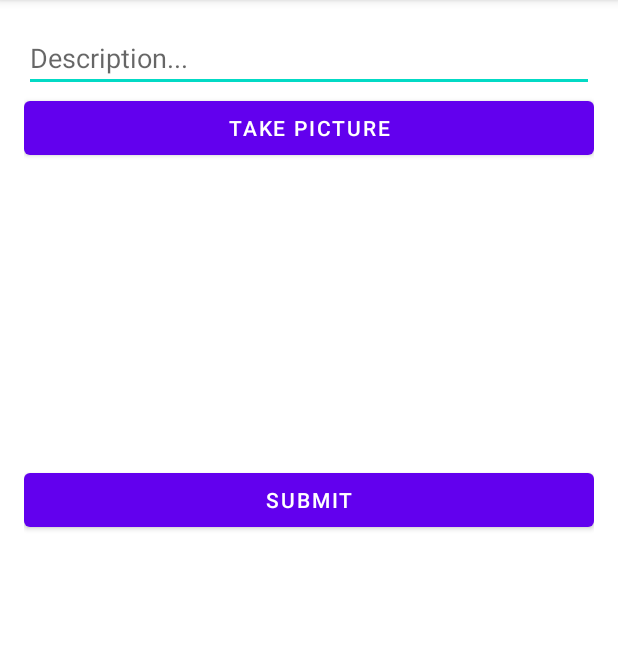
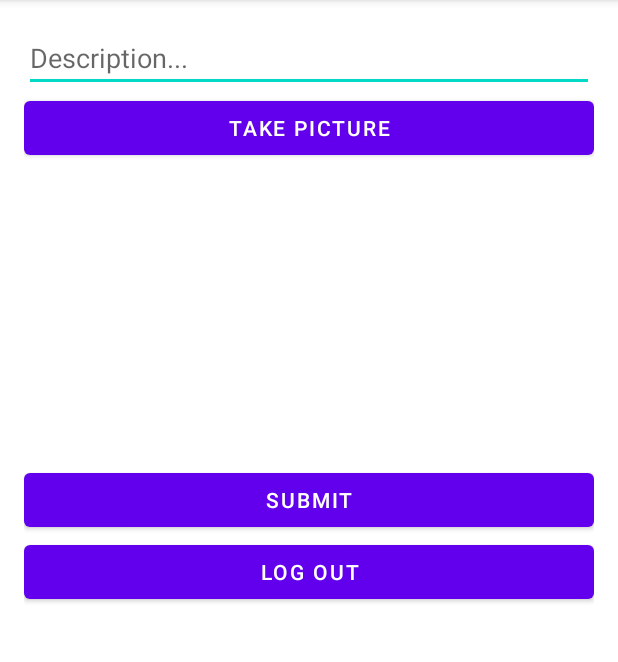
Before and after one commit to DaniDoesDev/ParstagramA, an Android app: the MainActivity screen opened directly, with no data from a screen before it, on a phone screen of 412 x 824 dp, the part 84-746 px from its top. Run offline under Robolectric (Android 15) with nearby library versions, the phone set to English and light mode, and no system bars; libraries missing offline, so code that uses them is left out: com.parse.

Commit message:
Users can now log out using the logout button

```diff
--- a/app/src/main/java/com/example/parstagrama/MainActivity.java
+++ b/app/src/main/java/com/example/parstagrama/MainActivity.java
@@ -38,6 +38,7 @@ public class MainActivity extends AppCompatActivity {
     private Button btnSubmit;
     private File photoFile;
     public String photoFileName = "photo.jpg";
+    private Button btnLogout;
 
     @Override
     protected void onCreate(Bundle savedInstanceState) {
@@ -48,11 +49,22 @@ public class MainActivity extends AppCompatActivity {
         btnCaptureImage = findViewById(R.id.btnCaptureImage);
         ivPostImage = findViewById(R.id.ivPostImage);
         btnSubmit = findViewById(R.id.btnSubmit);
+        btnLogout = findViewById(R.id.btnLogout);
 
         btnCaptureImage.setOnClickListener(new View.OnClickListener() {
             @Override
             public void onClick(View v) {
                 launchCamera();
+            }
+        });
+
+        btnLogout.setOnClickListener(new View.OnClickListener() {
+            @Override
+            public void onClick(View v) {
+                ParseUser.logOut();
+                if (ParseUser.getCurrentUser() == null) {
+                    goLoginActivity();
+                }
             }
         });
 
@@ -74,6 +86,12 @@ public class MainActivity extends AppCompatActivity {
             }
         });
 
+    }
+
+    private void goLoginActivity() {
+        Intent i = new Intent(this, LoginActivity.class);
+        startActivity(i);
+        finish();
     }
 
     private void launchCamera() {
--- a/app/src/main/res/layout/activity_main.xml
+++ b/app/src/main/res/layout/activity_main.xml
@@ -34,4 +34,10 @@
         android:layout_height="wrap_content"
         android:text="Submit" />
 
+    <Button
+        android:id="@+id/btnLogout"
+        android:layout_width="match_parent"
+        android:layout_height="wrap_content"
+        android:text="Log out" />
+
 </LinearLayout>
```
